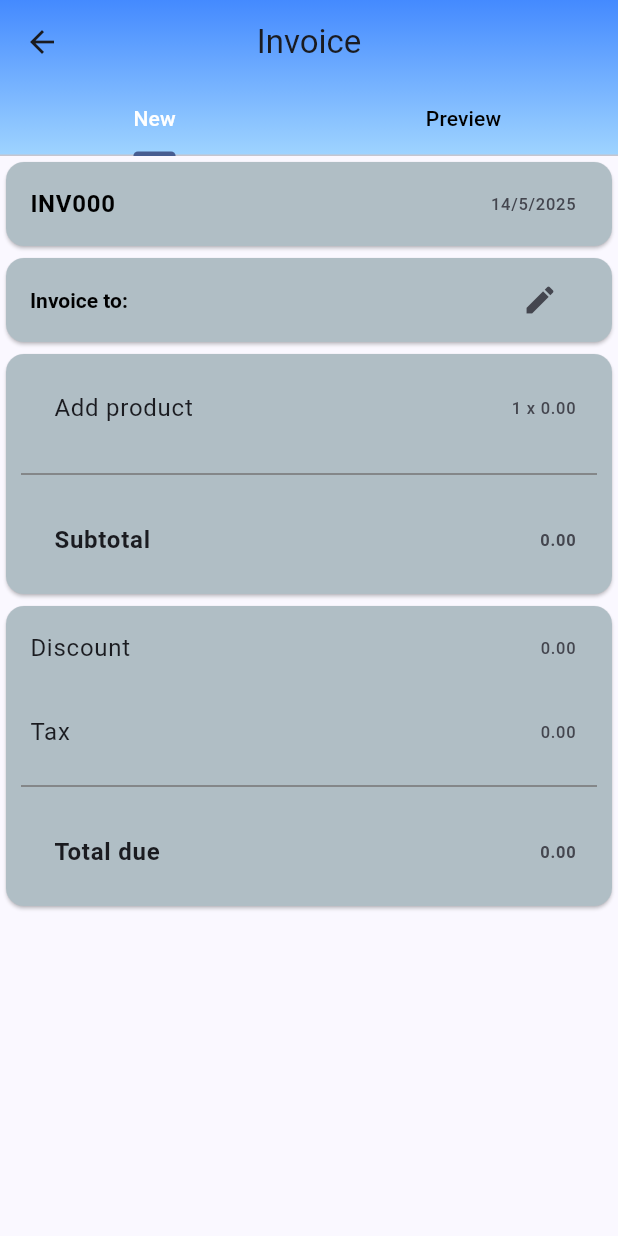
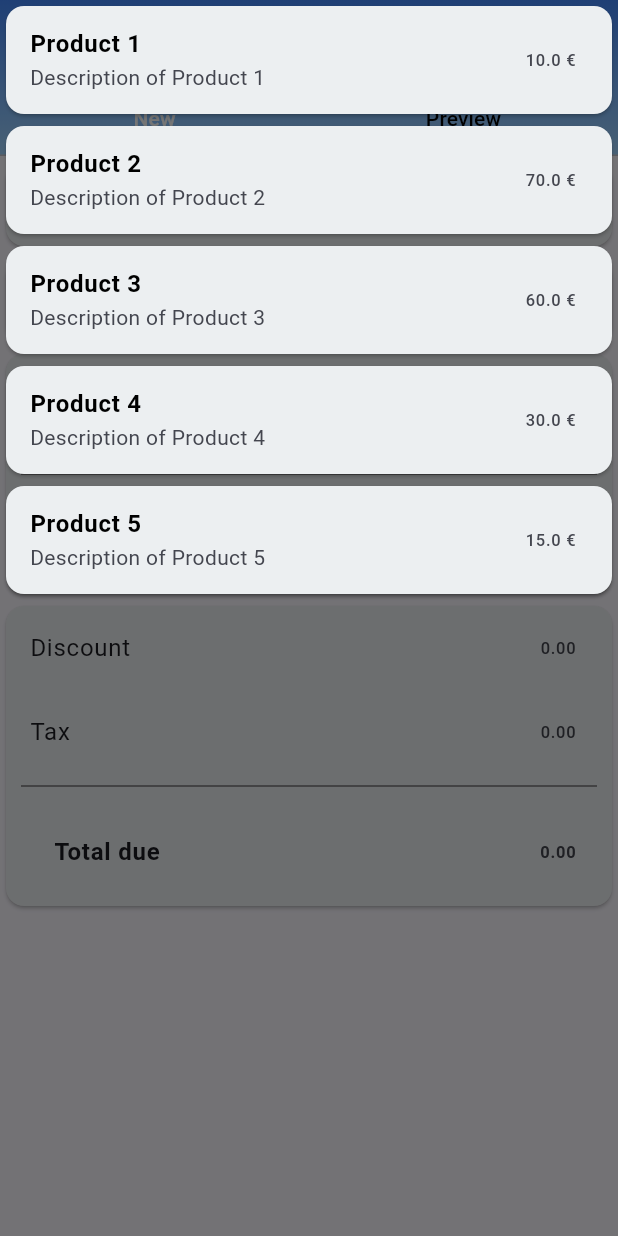
Before and after one commit to TJaskowski/InvoiceMobileApp, a Flutter app: the AddInvoice screen opened by its route, after a tap on "Add product", on a phone screen of 412 x 824 dp. Run offline on Flutter 3.47's test engine with Material 3 defaults, Android fonts, the phone set to English and light mode, and no system bars; our stand-ins replace flutter_riverpod, pdf, printing.

Commit message:
product setting added

```diff
--- /dev/null
+++ b/lib/mock/products_mock.dart
@@ -0,0 +1,39 @@
+import 'package:flutter_riverpod/flutter_riverpod.dart';
+import 'package:invoice_app_flutter/models/product.dart';
+
+final productListProvider = Provider<List<Product>>((ref) {
+  return [
+    Product(
+      id: '1',
+      name: 'Product 1',
+      description: 'Description of Product 1',
+      netPrice: 10.0,
+    ),
+     Product(
+      id: '2',
+      name: 'Product 2',
+      description: 'Description of Product 2',
+      netPrice: 70.0,
+    ),
+     Product(
+      id: '3',
+      name: 'Product 3',
+      description: 'Description of Product 3',
+      netPrice: 60.0,
+    ),
+     Product(
+      id: '4',
+      name: 'Product 4',
+      description: 'Description of Product 4',
+      netPrice: 30.0,
+    ),
+     Product(
+      id: '5',
+      name: 'Product 5',
+      description: 'Description of Product 5',
+      netPrice: 15.0,
+    ),
+
+
+  ];
+});
--- a/lib/views/clients/clients_listview.dart
+++ b/lib/views/clients/clients_listview.dart
@@ -16,7 +16,7 @@ class ClientsList extends ConsumerWidget {
       itemBuilder: (context, index) {
         final client = clients[index];
         return Card(
-          color: Colors.blueGrey[200],
+          color: Colors.blueGrey[50],
           child: ListTile(
             title: Text(client.name,
                 style: const TextStyle(
--- /dev/null
+++ b/lib/views/products/products_list.dart
@@ -0,0 +1,41 @@
+import 'package:flutter/material.dart';
+import 'package:flutter_riverpod/flutter_riverpod.dart';
+import 'package:invoice_app_flutter/mock/products_mock.dart';
+import 'package:invoice_app_flutter/views/products/quantity_counter.dart';
+
+class ProductsList extends ConsumerWidget {
+  const ProductsList({super.key});
+
+  @override
+  Widget build(BuildContext context, WidgetRef ref) {
+    final products = ref.watch(productListProvider);
+    return ListView.builder(
+      itemCount: products.length,
+      itemBuilder: (context, index) {
+        final product = products[index];
+        return Card(
+          color: Colors.blueGrey[50],
+          child: ListTile(
+            title: Text(product.name,
+                style: const TextStyle(
+                    fontWeight: FontWeight.bold, color: Colors.black)),
+            subtitle: Text(product.description),
+            trailing: Text('${product.netPrice.toString()} €'),// TODO add currency
+            onTap: () {
+              showDialog(
+                    context: context,
+                    builder: (context) {
+                      return const QuantityCounterDialog();
+
+                    },
+                    );
+              print("product tapped");
+            //  Navigator.of(context).pop();
+              // TODO after selecting a product, you can set the quantity
+            },
+          ),
+        );
+      },
+    );
+  }
+}
--- a/lib/widgets/new_invoice/customer_bar.dart
+++ b/lib/widgets/new_invoice/customer_bar.dart
@@ -7,25 +7,38 @@ class CustomerBar extends StatelessWidget {
 
   @override
   Widget build(BuildContext context) {
-    return  Card(
-          color: Colors.blueGrey[200],
+    return Card(
+      color: Colors.blueGrey[50],
       child: ListTile(
-            title: RichText(text: TextSpan(
+        title: RichText(
+            text: TextSpan(
           children: [
-                const TextSpan(text: "Invoice to:  ", style: TextStyle(fontWeight: FontWeight.bold, color: Colors.black, )),
-                TextSpan(text: customerName, style: const TextStyle(color: Colors.black)),
+            const TextSpan(
+                text: "Invoice to:  ",
+                style: TextStyle(
+                  fontWeight: FontWeight.bold,
+                  color: Colors.black,
+                )),
+            TextSpan(
+                text: customerName,
+                style: const TextStyle(color: Colors.black)),
           ],
         )),
-            trailing: IconButton(
-              icon: const Icon(Icons.edit),
-              onPressed: () {
-                showDialog(context: context, builder: (context) {
+        onTap: () {
+          showDialog(
+              context: context,
+              builder: (context) {
                 return const ClientsDialog();
               });
         },
-            ),
-
-
+        // trailing: IconButton(
+        //   icon: const Icon(Icons.edit),
+        //   onPressed: () {
+        //     showDialog(context: context, builder: (context) {
+        //       return const ClientsDialog();
+        //     });
+        //   },
+        // ),
       ),
     );
   }
--- a/lib/widgets/new_invoice/number_bar.dart
+++ b/lib/widgets/new_invoice/number_bar.dart
@@ -10,7 +10,7 @@ class NumberBar extends StatelessWidget {
   @override
   Widget build(BuildContext context) {
     return Card(
-          color: Colors.blueGrey[200],
+          color: Colors.blueGrey[50],
           child: ListTile(
             title: Text(invoiceNumber,
                 style: const TextStyle(
--- a/lib/widgets/new_invoice/number_dialog.dart
+++ b/lib/widgets/new_invoice/number_dialog.dart
@@ -54,6 +54,7 @@ class _InvoiceNumberDialogState extends ConsumerState<NumberDialog> {
     return AlertDialog(
       title: const Text('Invoice Number'),
       content: Column(
+        mainAxisSize: MainAxisSize.min,
         children: [
           TextField(
             controller: _invoiceNumberController,
--- a/lib/widgets/new_invoice/product_bar.dart
+++ b/lib/widgets/new_invoice/product_bar.dart
@@ -1,5 +1,6 @@
 import 'package:flutter/material.dart';
 import 'package:flutter_riverpod/flutter_riverpod.dart';
+import 'package:invoice_app_flutter/views/products/products_list.dart';
 
 class ProductBar extends ConsumerWidget {
   const ProductBar({super.key});
@@ -7,18 +8,25 @@ class ProductBar extends ConsumerWidget {
   @override
   Widget build(BuildContext context, WidgetRef ref) {
     return  Card(
-          color: Colors.blueGrey[200],
+          color: Colors.blueGrey[50],
           child: Column(
             children: [
               ListTile(
 
                 title: ListTile(
                   title: Text('Add product'),
-                  onTap: () => print('Choose the product'),),
+                  onTap: () {
+                  showDialog(
+                    context: context,
+                    builder: (context) {
+                      return const ProductsList();
+                    },
+                    );
+                },),
                 trailing: Text('1 x 0.00'),
-                onTap: () {
-                  print('Whole tile clicked');
-                },
+                // onTap: () {
+                //   print('Whole tile clicked');
+                // },
               ),
               Divider(
                 color: Colors.grey.shade600,
--- a/lib/widgets/new_invoice/summary_bar.dart
+++ b/lib/widgets/new_invoice/summary_bar.dart
@@ -6,7 +6,7 @@ class SummaryBar  extends StatelessWidget {
   @override
   Widget build(BuildContext context) {
     return Card(
-      color: Colors.blueGrey[200],
+      color: Colors.blueGrey[50],
       child: Column(
         children: [
           ListTile(
```
Also changed, not shown: lib/views/products/products_dialog.dart (added, +26 -0 lines), lib/views/products/quantity_counter.dart (added, +69 -0 lines). Lines whose indentation alone changed are shown as unchanged.
